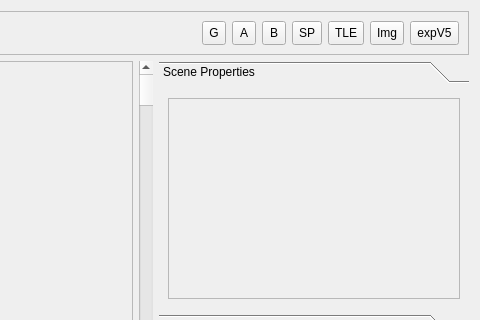
Above: RetroEDv2/tools/sceneeditor.ui from RSDKModding/RetroED before the change; both pictures show x 408 to 888 and y 0 to 320 of the 888 by 471 pixel window. Below: the same form after it.
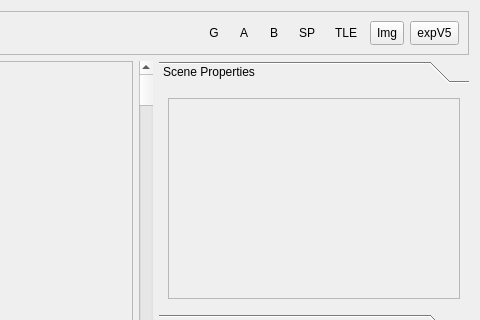
That is the form after the change. Icons and pictures are not drawn.

Patch:
```diff
--- a/RetroEDv2/tools/sceneeditor.ui
+++ b/RetroEDv2/tools/sceneeditor.ui
@@ -638,6 +638,9 @@
         <property name="checkable">
          <bool>true</bool>
         </property>
+        <property name="autoRaise">
+         <bool>true</bool>
+        </property>
        </widget>
       </item>
       <item row="0" column="6">
@@ -658,6 +661,12 @@
          <iconset resource="../resources.qrc">
           <normaloff>:/icons/ic_preview_48px.svg</normaloff>:/icons/ic_preview_48px.svg</iconset>
         </property>
+        <property name="checkable">
+         <bool>true</bool>
+        </property>
+        <property name="autoRaise">
+         <bool>true</bool>
+        </property>
        </widget>
       </item>
       <item row="0" column="4">
@@ -724,6 +733,9 @@
         <property name="checkable">
          <bool>true</bool>
         </property>
+        <property name="autoRaise">
+         <bool>true</bool>
+        </property>
        </widget>
       </item>
       <item row="0" column="9">
@@ -747,6 +759,9 @@
         <property name="checkable">
          <bool>true</bool>
         </property>
+        <property name="autoRaise">
+         <bool>true</bool>
+        </property>
        </widget>
       </item>
       <item row="0" column="7">
@@ -766,6 +781,9 @@
         <property name="checkable">
          <bool>true</bool>
         </property>
+        <property name="autoRaise">
+         <bool>true</bool>
+        </property>
        </widget>
       </item>
       <item row="0" column="1">
```
